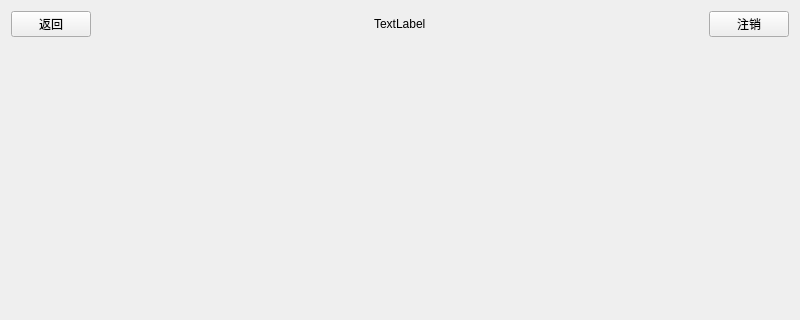
Qt form masterview.ui (CaiBiJiuDuoLian/QTCourseFinalWork) before a commit; both pictures show x 0 to 800 and y 0 to 320 of the 800 by 600 pixel window.
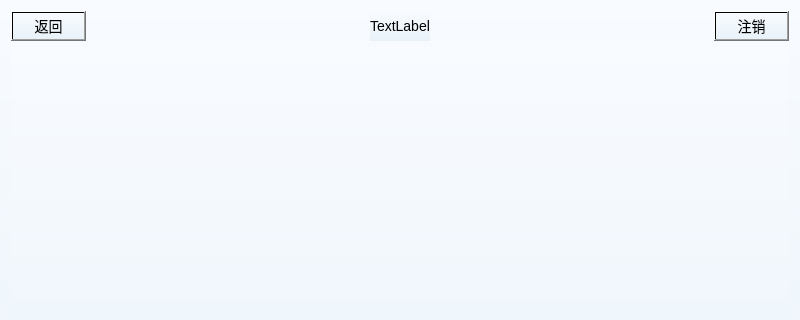
The same form after that commit.

Patch:
```diff
--- a/masterview.ui
+++ b/masterview.ui
@@ -13,6 +13,13 @@
   <property name="windowTitle">
    <string>MasterView</string>
   </property>
+  <property name="styleSheet">
+   <string notr="true">QWidget {
+    background: qlineargradient(x1:0, y1:0, x2:0, y2:1, stop:0 #f8fbff, stop:1 #e8f2f8); /* 从上到下的浅蓝渐变背景 */
+    font-family: &quot;微软雅黑&quot;;
+    font-size: 14px;
+}</string>
+  </property>
   <layout class="QVBoxLayout" name="verticalLayout">
    <item>
     <layout class="QHBoxLayout" name="horizontalLayout">
```
